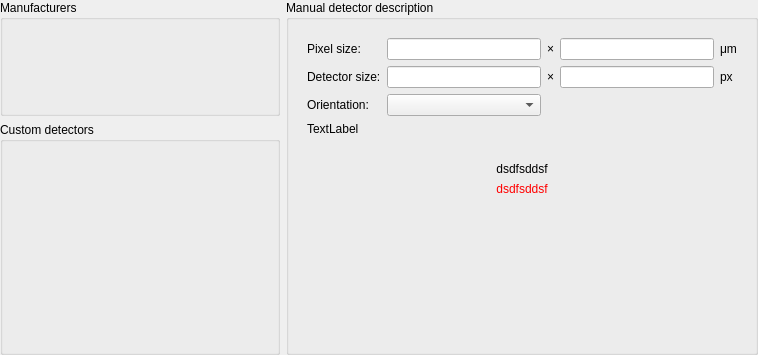
Qt form src/pyFAI/resources/gui/detector-selection-drop.ui (silx-kit/pyFAI) before a commit.
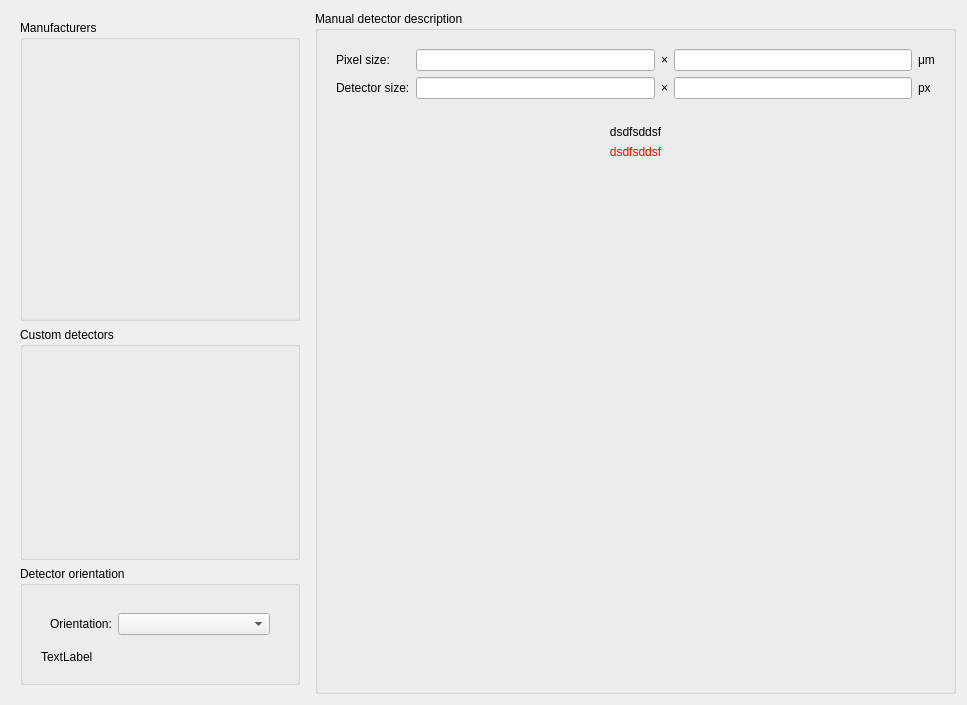
The same form after that commit. The open tabs and pages were chosen to show the change. Custom widgets are drawn as their Qt base class.

Commit message: Implement detector orientation selection in calib2

The edit to the form file:
```diff
--- a/src/pyFAI/resources/gui/detector-selection-drop.ui
+++ b/src/pyFAI/resources/gui/detector-selection-drop.ui
@@ -6,8 +6,8 @@
    <rect>
     <x>0</x>
     <y>0</y>
-    <width>758</width>
-    <height>355</height>
+    <width>967</width>
+    <height>705</height>
    </rect>
   </property>
   <property name="sizePolicy">
@@ -19,19 +19,7 @@
   <property name="windowTitle">
    <string>Form</string>
   </property>
-  <layout class="QHBoxLayout" name="horizontalLayout" stretch="0,0">
-   <property name="leftMargin">
-    <number>0</number>
-   </property>
-   <property name="topMargin">
-    <number>0</number>
-   </property>
-   <property name="rightMargin">
-    <number>0</number>
-   </property>
-   <property name="bottomMargin">
-    <number>0</number>
-   </property>
+  <layout class="QHBoxLayout" name="horizontalLayout_2">
    <item>
     <widget class="QWidget" name="widget" native="true">
      <property name="sizePolicy">
@@ -40,19 +28,7 @@
        <verstretch>0</verstretch>
       </sizepolicy>
      </property>
-     <layout class="QVBoxLayout" name="verticalLayout" stretch="0,0">
-      <property name="leftMargin">
-       <number>0</number>
-      </property>
-      <property name="topMargin">
-       <number>0</number>
-      </property>
-      <property name="rightMargin">
-       <number>0</number>
-      </property>
-      <property name="bottomMargin">
-       <number>0</number>
-      </property>
+     <layout class="QVBoxLayout" name="verticalLayout_11">
       <item>
        <widget class="QGroupBox" name="groupBox">
         <property name="title">
@@ -119,6 +95,53 @@
         </layout>
        </widget>
       </item>
+      <item>
+       <widget class="QGroupBox" name="groupBox_6">
+        <property name="title">
+         <string>Detector orientation </string>
+        </property>
+        <layout class="QVBoxLayout" name="verticalLayout_10">
+         <item>
+          <widget class="QWidget" name="widget_3" native="true">
+           <layout class="QVBoxLayout" name="verticalLayout">
+            <item>
+             <widget class="QWidget" name="widget_4" native="true">
+              <layout class="QHBoxLayout" name="horizontalLayout">
+               <item>
+                <widget class="QLabel" name="_energyUnit_6">
+                 <property name="sizePolicy">
+                  <sizepolicy hsizetype="Fixed" vsizetype="Preferred">
+                   <horstretch>0</horstretch>
+                   <verstretch>0</verstretch>
+                  </sizepolicy>
+                 </property>
+                 <property name="text">
+                  <string>Orientation:</string>
+                 </property>
+                </widget>
+               </item>
+               <item>
+                <widget class="QComboBox" name="_detectorOrientation"/>
+               </item>
+              </layout>
+             </widget>
+            </item>
+            <item>
+             <widget class="QLabel" name="_detectorOrientationLabel">
+              <property name="text">
+               <string>TextLabel</string>
+              </property>
+              <property name="wordWrap">
+               <bool>true</bool>
+              </property>
+             </widget>
+            </item>
+           </layout>
+          </widget>
+         </item>
+        </layout>
+       </widget>
+      </item>
      </layout>
     </widget>
    </item>
@@ -469,31 +492,8 @@
                  </property>
                 </widget>
                </item>
-               <item row="2" column="0">
-                <widget class="QLabel" name="_energyUnit_6">
-                 <property name="sizePolicy">
-                  <sizepolicy hsizetype="Fixed" vsizetype="Preferred">
-                   <horstretch>0</horstretch>
-                   <verstretch>0</verstretch>
-                  </sizepolicy>
-                 </property>
-                 <property name="text">
-                  <string>Orientation:</string>
-                 </property>
-                </widget>
-               </item>
-               <item row="2" column="1">
-                <widget class="QComboBox" name="_detectorOrientation"/>
-               </item>
               </layout>
              </item>
-             <item>
-              <widget class="QLabel" name="_detectorOrientationLabel">
-               <property name="text">
-                <string>TextLabel</string>
-               </property>
-              </widget>
-             </item>
              <item>
               <widget class="QLabel" name="_orientationLabel">
                <property name="sizePolicy">
```
Left out of the diff: 52 changed lines with no effect on the pictures. The commit also changes 2 other files.
